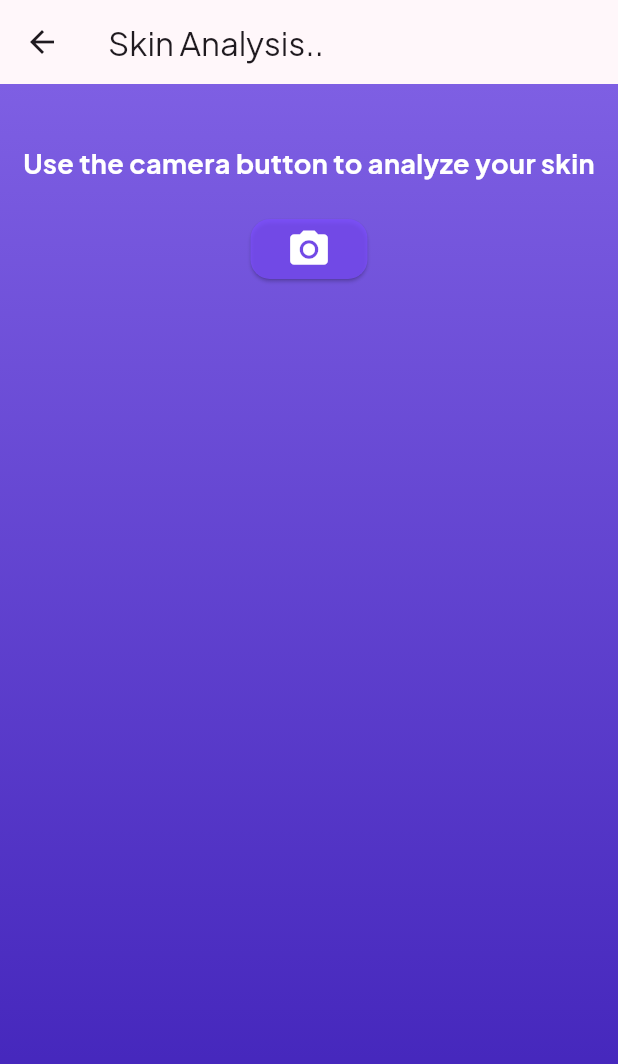
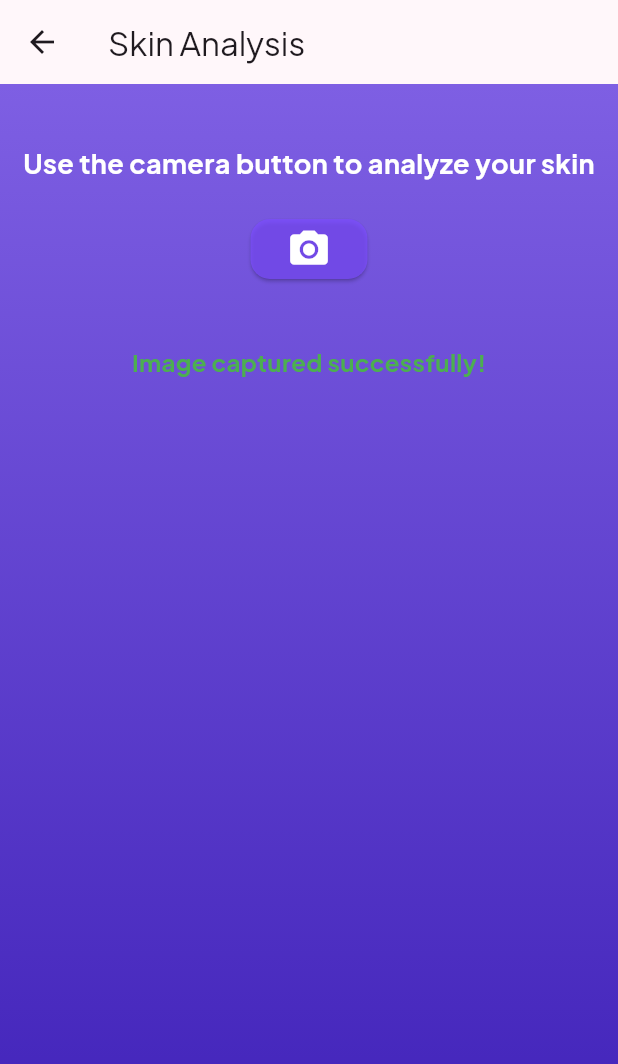
Before and after one commit to Assassin33GT/Healthy_Smart_Mirror_App, a Flutter app: the SkinAnalysisButton screen opened directly, after a tap on the "camera alt" icon, on a phone screen of 412 x 824 dp. Shown: the top 1064 px of the screen. Run offline on Flutter 3.47's test engine with Material 3 defaults, Android fonts, the phone set to English and light mode, and no system bars; our stand-ins replace cloud_firestore, curved_navigation_bar, firebase_auth, firebase_core, firebase_storage, google_fonts and 1 more; accounts and stored records are empty.

Commit message:
skin_analysis

```diff
--- a/lib/MostlyReviewButtons/skin_analysis_button.dart
+++ b/lib/MostlyReviewButtons/skin_analysis_button.dart
@@ -9,13 +9,26 @@ class SkinAnalysisButton extends StatefulWidget {
 }
 
 class _SkinAnalysisButtonState extends State<SkinAnalysisButton> {
+  XFile? image;
+  int i = 0;
   @override
   Widget build(context) {
-    final ImagePicker _picker = ImagePicker();
-    XFile? image;
+    Future<void> _pickImage() async {
+      final ImagePicker _picker = ImagePicker();
+      final XFile? pickedImage = await _picker.pickImage(
+        source: ImageSource.camera,
+      );
+
+      setState(() {
+        image = pickedImage;
+        i++;
+      });
+
+      print(image?.path);
+    }
 
     return Scaffold(
-      appBar: AppBar(title: const Text("Skin Analysis..")),
+      appBar: AppBar(title: const Text("Skin Analysis")),
       body: Container(
         width: double.infinity,
         height: double.infinity,
@@ -51,13 +64,7 @@ class _SkinAnalysisButtonState extends State<SkinAnalysisButton> {
                     borderRadius: BorderRadius.circular(13),
                   ),
                 ),
-                onPressed: () {
-                  setState(() async{
-                    image = await _picker.pickImage(source: ImageSource.camera);
-                  });
-                  //image = await _picker.pickImage(source: ImageSource.camera);
-                  print(image?.path);
-                },
+                onPressed: _pickImage,
                 child: const Icon(
                   Icons.camera_alt,
                   size: 30,
@@ -65,6 +72,16 @@ class _SkinAnalysisButtonState extends State<SkinAnalysisButton> {
                 ),
               ),
               const SizedBox(height: 40),
+              if (i > 0)
+                Text(
+                  "Image captured successfully!",
+                  style: TextStyle(
+                    color: Colors.green,
+                    fontSize: 16,
+                    fontWeight: FontWeight.bold,
+                  ),
+                ),
+              const SizedBox(height: 5),
               image != null
                   ? Row(
                     children: [
@@ -111,6 +128,7 @@ class _SkinAnalysisButtonState extends State<SkinAnalysisButton> {
                     ],
                   )
                   : const SizedBox(),
+
             ],
           ),
         ),
```
Also changed, not shown: 3 other files.
